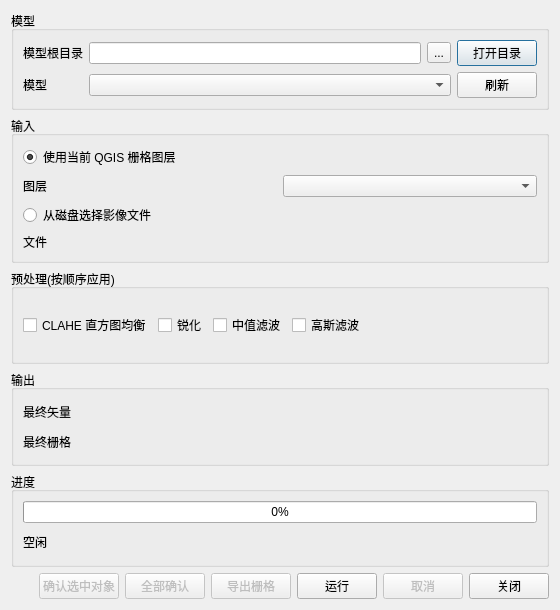
This is land_cover_classification/land_cover_classification_dialog_base.ui in ZDongFan/semantic_segmentation as Qt 5 draws it before an edit. The edited form follows.
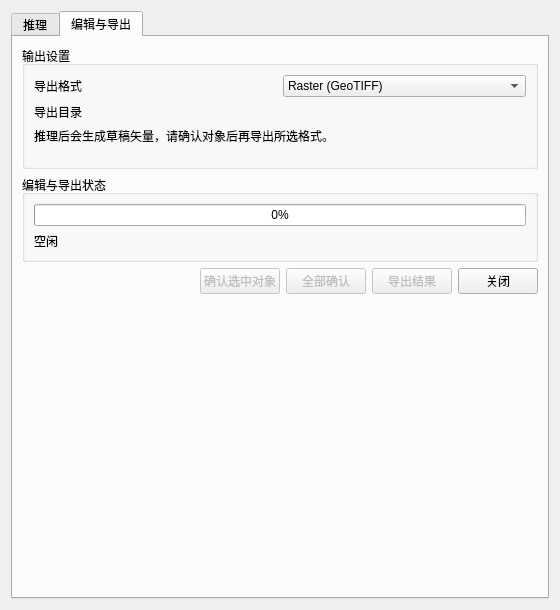
This is the edited form. The open tabs and pages were chosen to show the change. Custom widgets are drawn as their Qt base class.

Commit message: 插件主界面ui分成推理、编辑与导出 两个页签

```diff
--- a/land_cover_classification/land_cover_classification_dialog_base.ui
+++ b/land_cover_classification/land_cover_classification_dialog_base.ui
@@ -15,6 +15,16 @@
   </property>
   <layout class="QVBoxLayout" name="rootLayout">
    <item>
+    <widget class="QTabWidget" name="mainTabWidget">
+     <property name="currentIndex">
+      <number>0</number>
+     </property>
+     <widget class="QWidget" name="inferenceTab">
+      <attribute name="title">
+       <string>推理</string>
+      </attribute>
+      <layout class="QVBoxLayout" name="inferenceLayout">
+       <item>
     <widget class="QGroupBox" name="modelGroup">
      <property name="title">
       <string>模型</string>
@@ -160,39 +170,10 @@
      </layout>
     </widget>
    </item>
-   <item>
-    <widget class="QGroupBox" name="outputGroup">
-     <property name="title">
-      <string>输出</string>
-     </property>
-     <layout class="QGridLayout" name="outputLayout">
-      <item row="0" column="0">
-       <widget class="QLabel" name="outputFileLabel">
-        <property name="text">
-         <string>最终矢量</string>
-        </property>
-       </widget>
-      </item>
-      <item row="0" column="1">
-       <widget class="QgsFileWidget" name="outputFileWidget"/>
-      </item>
-      <item row="1" column="0">
-       <widget class="QLabel" name="rasterFileLabel">
-        <property name="text">
-         <string>最终栅格</string>
-        </property>
-       </widget>
-      </item>
-      <item row="1" column="1">
-       <widget class="QgsFileWidget" name="rasterFileWidget"/>
-      </item>
-     </layout>
-    </widget>
-   </item>
    <item>
     <widget class="QGroupBox" name="progressGroup">
      <property name="title">
-      <string>进度</string>
+          <string>推理进度</string>
      </property>
      <layout class="QVBoxLayout" name="progressLayout">
       <item>
@@ -213,7 +194,7 @@
     </widget>
    </item>
    <item>
-    <layout class="QHBoxLayout" name="buttonsLayout">
+        <layout class="QHBoxLayout" name="inferenceButtonsLayout">
      <item>
       <spacer name="buttonsSpacer">
        <property name="orientation">
@@ -227,36 +208,6 @@
        </property>
       </spacer>
      </item>
-     <item>
-      <widget class="QPushButton" name="confirmSelectedBtn">
-       <property name="enabled">
-        <bool>false</bool>
-       </property>
-       <property name="text">
-        <string>确认选中对象</string>
-       </property>
-      </widget>
-     </item>
-     <item>
-      <widget class="QPushButton" name="confirmAllBtn">
-       <property name="enabled">
-        <bool>false</bool>
-       </property>
-       <property name="text">
-        <string>全部确认</string>
-       </property>
-      </widget>
-     </item>
-     <item>
-      <widget class="QPushButton" name="exportRasterBtn">
-       <property name="enabled">
-        <bool>false</bool>
-       </property>
-       <property name="text">
-        <string>导出栅格</string>
-       </property>
-      </widget>
-     </item>
      <item>
       <widget class="QPushButton" name="runBtn">
        <property name="text">
@@ -282,6 +233,184 @@
       </widget>
      </item>
     </layout>
+       </item>
+       <item>
+        <spacer name="inferenceSpacer">
+         <property name="orientation">
+          <enum>Qt::Vertical</enum>
+         </property>
+         <property name="sizeHint" stdset="0">
+          <size>
+           <width>20</width>
+           <height>40</height>
+          </size>
+         </property>
+        </spacer>
+       </item>
+      </layout>
+     </widget>
+     <widget class="QWidget" name="exportTab">
+      <attribute name="title">
+       <string>编辑与导出</string>
+      </attribute>
+      <layout class="QVBoxLayout" name="exportLayout">
+       <item>
+        <widget class="QGroupBox" name="workflowGroup">
+         <property name="title">
+          <string>输出设置</string>
+         </property>
+         <layout class="QGridLayout" name="workflowLayout">
+          <item row="0" column="0">
+           <widget class="QLabel" name="outputFormatLabel">
+            <property name="text">
+             <string>导出格式</string>
+            </property>
+           </widget>
+          </item>
+          <item row="0" column="1">
+           <widget class="QComboBox" name="outputFormatCombo">
+            <item>
+             <property name="text">
+              <string>Raster (GeoTIFF)</string>
+             </property>
+            </item>
+            <item>
+             <property name="text">
+              <string>Vector (Shapefile)</string>
+             </property>
+            </item>
+           </widget>
+          </item>
+          <item row="1" column="0">
+           <widget class="QLabel" name="outputDirLabel">
+            <property name="text">
+             <string>导出目录</string>
+            </property>
+           </widget>
+          </item>
+          <item row="1" column="1">
+           <widget class="QgsFileWidget" name="outputDirWidget"/>
+          </item>
+          <item row="2" column="0" colspan="2">
+           <widget class="QLabel" name="workflowHintLabel">
+            <property name="text">
+             <string>推理后会生成草稿矢量，请确认对象后再导出所选格式。</string>
+            </property>
+            <property name="wordWrap">
+             <bool>true</bool>
+            </property>
+           </widget>
+          </item>
+          <item row="3" column="0" colspan="2">
+           <widget class="QgsFileWidget" name="outputFileWidget">
+            <property name="visible">
+             <bool>false</bool>
+            </property>
+           </widget>
+          </item>
+          <item row="4" column="0" colspan="2">
+           <widget class="QgsFileWidget" name="rasterFileWidget">
+            <property name="visible">
+             <bool>false</bool>
+            </property>
+           </widget>
+          </item>
+         </layout>
+        </widget>
+       </item>
+       <item>
+        <widget class="QGroupBox" name="exportProgressGroup">
+         <property name="title">
+          <string>编辑与导出状态</string>
+         </property>
+         <layout class="QVBoxLayout" name="exportProgressLayout">
+          <item>
+           <widget class="QProgressBar" name="exportProgressBar">
+            <property name="value">
+             <number>0</number>
+            </property>
+           </widget>
+          </item>
+          <item>
+           <widget class="QLabel" name="exportStatusLabel">
+            <property name="text">
+             <string>空闲</string>
+            </property>
+           </widget>
+          </item>
+         </layout>
+        </widget>
+       </item>
+       <item>
+        <layout class="QHBoxLayout" name="exportButtonsLayout">
+         <item>
+          <spacer name="exportButtonsSpacer">
+           <property name="orientation">
+            <enum>Qt::Horizontal</enum>
+           </property>
+           <property name="sizeHint" stdset="0">
+            <size>
+             <width>40</width>
+             <height>20</height>
+            </size>
+           </property>
+          </spacer>
+         </item>
+         <item>
+          <widget class="QPushButton" name="confirmSelectedBtn">
+           <property name="enabled">
+            <bool>false</bool>
+           </property>
+           <property name="text">
+            <string>确认选中对象</string>
+           </property>
+          </widget>
+         </item>
+         <item>
+          <widget class="QPushButton" name="confirmAllBtn">
+           <property name="enabled">
+            <bool>false</bool>
+           </property>
+           <property name="text">
+            <string>全部确认</string>
+           </property>
+          </widget>
+         </item>
+         <item>
+          <widget class="QPushButton" name="exportRasterBtn">
+           <property name="enabled">
+            <bool>false</bool>
+           </property>
+           <property name="text">
+            <string>导出结果</string>
+           </property>
+          </widget>
+         </item>
+         <item>
+          <widget class="QPushButton" name="exportCloseBtn">
+           <property name="text">
+            <string>关闭</string>
+           </property>
+          </widget>
+         </item>
+        </layout>
+       </item>
+       <item>
+        <spacer name="exportSpacer">
+         <property name="orientation">
+          <enum>Qt::Vertical</enum>
+         </property>
+         <property name="sizeHint" stdset="0">
+          <size>
+           <width>20</width>
+           <height>40</height>
+          </size>
+         </property>
+        </spacer>
+       </item>
+      </layout>
+     </widget>
+    </widget>
    </item>
   </layout>
  </widget>
```
Left out of the diff: 2 changed lines with no effect on the pictures. Lines whose indentation alone changed are shown as unchanged. The commit also changes 2 other files.
